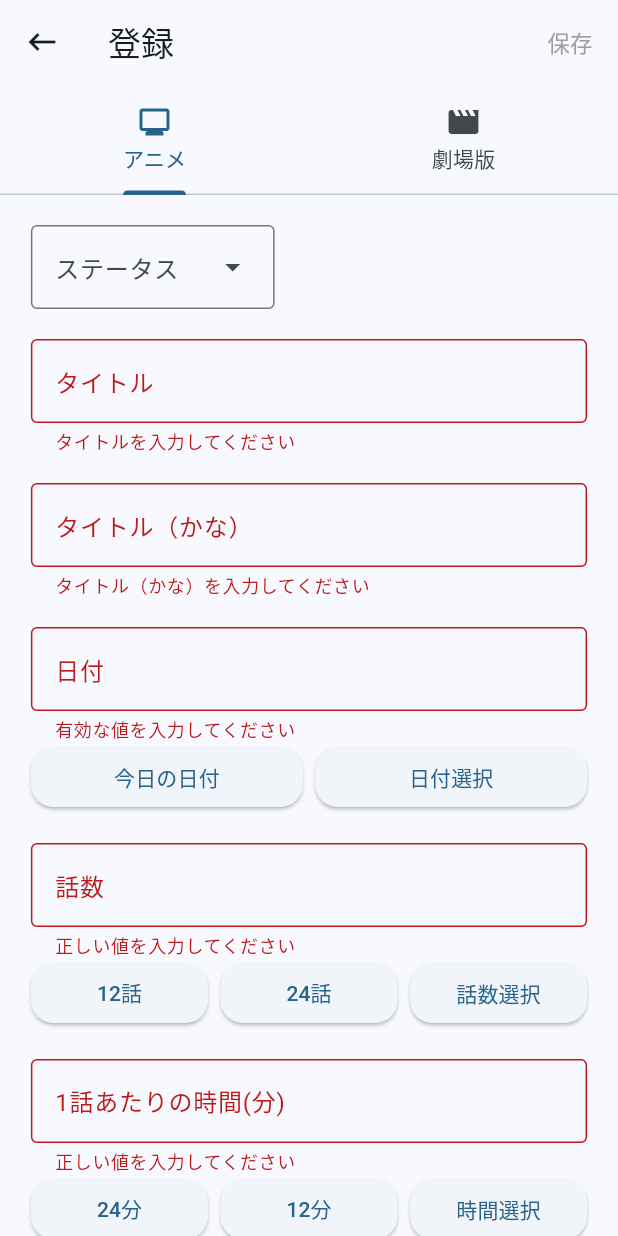
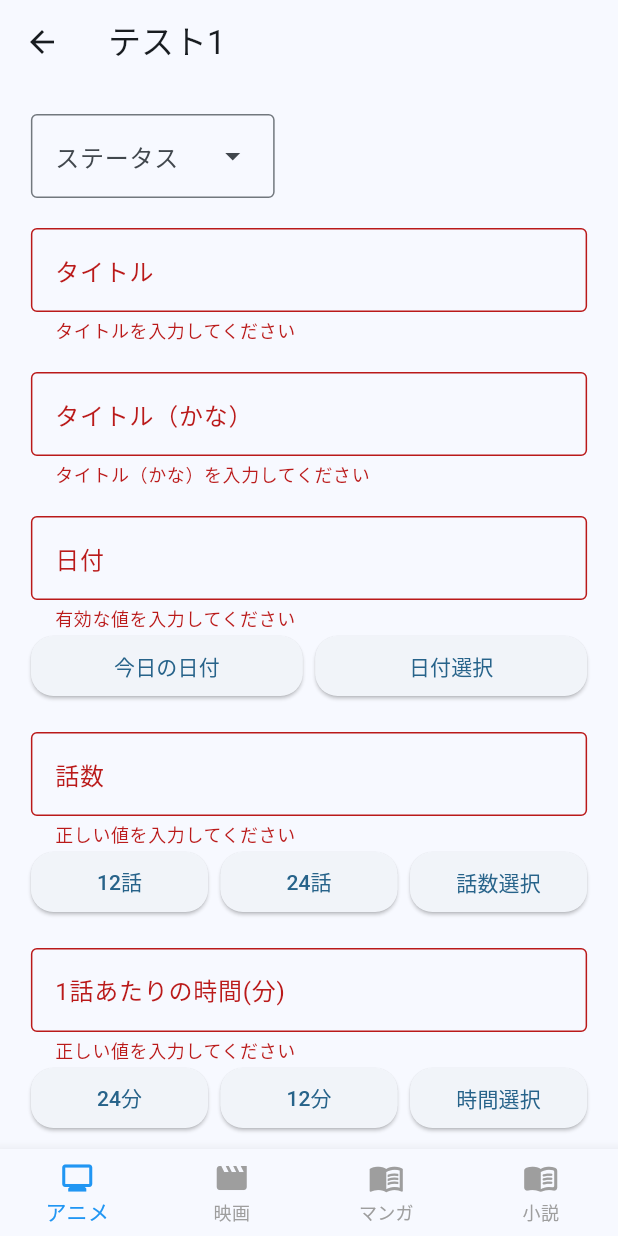
Before and after one commit to 2930taiga/anime_manager, a Flutter app: the screen it shows after launch, after a tap on the "add" icon, on a phone screen of 412 x 824 dp. Run offline on Flutter 3.47's test engine with Material 3 defaults, Android fonts, the phone set to English and light mode, and no system bars; our stand-ins replace flutter_riverpod, isar; accounts and stored records are empty; generated files the repository leaves out were written again.

Commit message:
登録ページからさらにナビゲーションを分岐させた． アニメ，映画，漫画，小説に関して登録できるようにした．

```diff
--- a/lib/pages/main_navigation_pages/registar.dart
+++ /dev/null
@@ -1,290 +0,0 @@
-import 'package:anime_administration/providers/anime_input_provider.dart';
-import 'package:flutter/material.dart';
-
-//データベースに関するものをインポート
-import 'package:flutter_riverpod/flutter_riverpod.dart';
-
-//登録ページ用のパーツを格納したコード
-import 'package:anime_administration/parts/registar_parts.dart';
-
-class RegistarPage extends StatelessWidget {
-
-  const RegistarPage({super.key});
-
-  @override
-  Widget build(BuildContext context) {
-    return DefaultTabController( //地上波か映画を選択できるタブを作成
-      length: 2, //2タブ
-      child: Scaffold(
-        appBar: AppBar(
-          title: const Text("登録"),
-          leading: IconButton(
-            onPressed: (){
-
-            },
-            icon: Icon(Icons.keyboard_backspace)
-            ),
-            actions: [ //保存ボタンを右上に置いてもいいかなって思った
-              TextButton(
-                onPressed: (){
-
-                }, //一旦は戻るだけ
-                child: Text(
-                  "保存",
-                  style: TextStyle(
-                    color: Colors.grey,
-                    fontSize: 15
-                  ),
-                )
-              )
-            ],
-        ),
-        body: Column(
-          children: [
-            TabBar(
-              tabs: [
-                Tab(icon: Icon(Icons.monitor),text: "アニメ",),
-                Tab(icon: Icon(Icons.movie),text: "劇場版",)
-              ],
-            ),
-
-            Expanded(
-              child: TabBarView(
-                children:[
-                  TVRegistar(),
-                  MovieRegistar()
-                ]
-              ),
-            ),
-          ],
-        ),
-      )
-    );
-  }
-}
-
-class TVRegistar extends ConsumerWidget{
-  const TVRegistar({super.key});
-
-  @override
-  Widget build(BuildContext content, WidgetRef ref){
-    //providerのインスタンスを作成
-    final animeInput = ref.watch(animeInputProvider);
-    final animeCorrectInput = ref.watch(animeCorrectInputProvider);
-
-    return Scaffold(
-      body: SingleChildScrollView(
-        child: Align(
-          alignment: Alignment.topCenter,
-          child: Column(
-            children: [
-              const SizedBox(height: 20,),//-----------------------------------------------------
-
-              //ステータス
-              StatusDropDownMenu(),
-
-              const SizedBox(height: 20,),//-----------------------------------------------------
-
-              //タイトル
-              InputFieldTitle(),
-
-              const SizedBox(height: 20,),//-----------------------------------------------------
-
-              //タイトルかな
-              InputFieldTitleKana(),
-
-              const SizedBox(height: 20,),//-----------------------------------------------------
-
-              //日付
-              InputFieldDate(),
-
-              const SizedBox(height: 20,),//-----------------------------------------------------
-
-              //話数
-              InputFieldEpNum(),
-
-              const SizedBox(height: 20,),//-----------------------------------------------------
-
-              //時間
-              InputFieldEpTime(),
-
-              const SizedBox(height: 20,),//-----------------------------------------------------
-
-              //評価
-              EvaluationIcons(),
-
-              const SizedBox(height: 20,),//-----------------------------------------------------
-
-              //メモ
-              InputFieldMemo(),
-
-              TextButton(
-                onPressed: (){print(animeInput.epTime);},
-                child: Text("テスト用")
-              ),
-              TextButton(
-                onPressed: (){print(animeCorrectInput.date);},
-                child: Text("テスト用1")
-              ),
-            ],
-          ),
-        ),
-      ),
-    );
-  }
-}
-
-
-// class TVRegistar extends ConsumerStatefulWidget {
-//   const TVRegistar({super.key});
-
-//   @override
-//   ConsumerState<TVRegistar> createState() => _TVRegistarState();
-// }
-
-// class _TVRegistarState extends ConsumerState<TVRegistar> {
-
-//   final TextEditingController _titleController = TextEditingController(); //タイトル
-//   final TextEditingController _titleKanaController = TextEditingController(); //タイトル（かな）の入力を取得するコントローラを登録
-//   final TextEditingController _dateController = TextEditingController(); //日付を自動で入力するコントローラーを登録
-//   final TextEditingController _epNumController = TextEditingController(); //話数を自動で入力するコントローラーを登録
-//   final TextEditingController _epTimeController = TextEditingController(); //分数を自動で入力するコントローラーを登録
-//   final TextEditingController _memoController = TextEditingController(); //メモの内容を取得するコントローラ
-
-//   //SnackBarで表示するテキストのインスタンスを登録しておく------------------------------------------------------------------------
-//   var SnackBar_Save = SnackBar(content: Text("保存しました"));
-
-//   //ジャンル選択で必要となる変数を宣言しておく------------------------------------------------------------------------------------
-//   // //ジャンルのデータを保持するリストを宣言
-//   List<Genre> _genres=[];
-//   // //選択されているジャンルのidを保持しておく変数を宣言
-//   Set<int> selected_genre_id={};
-
-//   //データベース
-//   late final Isar isar;
-
-//   //ウィジェット立ち上げ時にデータベースからジャンルのデータを読み取る関数を宣言
-//   Future<void> load_db() async {
-//     isar=ref.read(isarProvider);
-//     //データベースからデータを取り出す
-//     final genres = await isar.genres.where().findAll();
-//     setState(() {
-//       _genres=genres;
-//     });
-//   }
-
-//   @override
-//   void initState(){
-//     super.initState(); //おまじない
-//     //データベース関連の処理の関数を実行
-//     load_db();
-//   }
-
-//   @override //メモリ開放処理
-//   void dispose(){
-//     _titleController.dispose();
-//     _titleKanaController.dispose();
-//     _dateController.dispose();
-//     _epTimeController.dispose();
-//     _epNumController.dispose();
-//     _memoController.dispose();
-//     super.dispose(); //おまじない
-//   }
-
-//   //----------------------------------------------------ここから登録のメイン画面
-//   @override
-//   Widget build(BuildContext context) {
-//     return Scaffold(
-//       body: SingleChildScrollView( // キーボード対策にこれを入れておくと安心
-//         child: Align(
-//           alignment: Alignment.topCenter,
-//           child: Column(
-//             children: [
-//               const SizedBox(height: 20),
-
-//               //ステータス管理のドロップダウンメニュー
-//               StatusDropDownMenu(),
-
-//               const SizedBox(height: 20), //----------------------------------------
-
-//               //タイトル入力フォーム
-//               InputField(label: "タイトル", controller: _titleController),
-
-//               const SizedBox(height: 20), //----------------------------------------
-
-//               //タイトル（かな）入力フォーム
-//               InputField(label: "タイトル（かな）", controller: _titleKanaController),
-
-//               const SizedBox(height: 20), //----------------------------------------
-
-//               //日付入力フォーム
-//               InputField(label: "日付", controller: _dateController),
-//               //日付入力ボタン
-//               DateInputButtons(controller: _dateController),
-
-//               const SizedBox(height: 20), //----------------------------------------
-
-//               //ジャンル選択テキスト&ボタン
-//               SelectedGenreText(isar: isar, genres: _genres),
-
-//               const SizedBox(height: 20,), //----------------------------------------
-
-//               //話数入力欄
-//               InputField(label: "話数", controller: _epNumController),
-//               //話数入力ボタン
-//               EpNumInputButtons(controller: _epNumController),
-
-//               const SizedBox(height: 20,), //----------------------------------------
-
-//               //時間入力欄
-//               InputField(label: "1話あたりの時間", controller: _epTimeController),
-//               //時間入力ボタン
-//               EpTimeInputButtons(controller: _epTimeController),
-
-//               const SizedBox(height: 20), //----------------------------------------
-
-//               //評価ボタン
-//               EvaluationIcons(),
-
-//               const SizedBox(height: 20,), //----------------------------------------
-
-//               //メモ
-//               InputField(label: "メモ", controller: _memoController),
-
-//               const SizedBox(height: 20,), //----------------------------------------
-
-//               //テスト用ボタン
-//               TextButton(
-//                 onPressed: (){},
-//                 child: Text("テスト")
-//               )
-//             ],
-//           ),
-//         )
-//       ),
-//     );
-//   }
-// }
-
-class MovieRegistar extends StatelessWidget { //地上波登録用の画面
-
-  const MovieRegistar({super.key});
-
-  @override
-  Widget build(BuildContext context) {
-    return Scaffold(
-      body: Column(
-        children: [
-          Center(
-            child: ElevatedButton(
-              onPressed: (){
-              },
-              child: const Text("保存して閉じる"),
-            ),
-          ),
-          Text("映画登録")
-        ],
-      ),
-    );
-  }
-}
--- /dev/null
+++ b/lib/pages/main_navigation_pages/registar/anime_registar.dart
@@ -0,0 +1,86 @@
+import 'package:flutter/material.dart';
+
+import 'package:anime_administration/providers/anime_input_provider.dart';
+//データベースに関するものをインポート
+import 'package:flutter_riverpod/flutter_riverpod.dart';
+
+//登録ページ用のパーツを格納したコード
+import 'package:anime_administration/parts/registar_parts.dart';
+
+class AnimeRegistar extends ConsumerWidget{
+  const AnimeRegistar({super.key});
+
+  @override
+  Widget build(BuildContext content, WidgetRef ref){
+    //providerのインスタンスを作成
+    final animeInput = ref.watch(animeInputProvider);
+    final animeCorrectInput = ref.watch(animeCorrectInputProvider);
+
+    return Scaffold(
+      appBar: AppBar(
+        title: Text("テスト1"),
+        leading: IconButton(
+          onPressed: (){},
+          icon: Icon(Icons.arrow_back)
+        ),
+      ),
+      body: SingleChildScrollView(
+        child: Align(
+          alignment: Alignment.topCenter,
+          child: Column(
+            children: [
+              const SizedBox(height: 20,),//-----------------------------------------------------
+
+              //ステータス
+              StatusDropDownMenu(),
+
+              const SizedBox(height: 20,),//-----------------------------------------------------
+
+              //タイトル
+              InputFieldTitle(),
+
+              const SizedBox(height: 20,),//-----------------------------------------------------
+
+              //タイトルかな
+              InputFieldTitleKana(),
+
+              const SizedBox(height: 20,),//-----------------------------------------------------
+
+              //日付
+              InputFieldDate(),
+
+              const SizedBox(height: 20,),//-----------------------------------------------------
+
+              //話数
+              InputFieldEpNum(),
+
+              const SizedBox(height: 20,),//-----------------------------------------------------
+
+              //時間
+              InputFieldEpTime(),
+
+              const SizedBox(height: 20,),//-----------------------------------------------------
+
+              //評価
+              EvaluationIcons(),
+
+              const SizedBox(height: 20,),//-----------------------------------------------------
+
+              //メモ
+              InputFieldMemo(),
+
+              TextButton(
+                onPressed: (){print(animeInput.epTime);},
+                child: Text("テスト用")
+              ),
+              TextButton(
+                onPressed: (){print(animeCorrectInput.date);},
+                child: Text("テスト用1")
+              ),
+            ],
+          ),
+        ),
+      ),
+    );
+  }
+}
--- /dev/null
+++ b/lib/pages/main_navigation_pages/registar_navigation.dart
@@ -0,0 +1,62 @@
+import 'package:flutter/material.dart';
+
+//アニメ登録ページ
+import 'package:anime_administration/pages/main_navigation_pages/registar/anime_registar.dart';
+//映画登録ページ
+import 'package:anime_administration/pages/main_navigation_pages/registar/manga_registar.dart';
+//漫画登録ページ
+import 'package:anime_administration/pages/main_navigation_pages/registar/movie_registar.dart';
+//小説登録ページ
+import 'package:anime_administration/pages/main_navigation_pages/registar/novel_registar.dart';
+
+class RegistarNavigation extends StatefulWidget {
+  const RegistarNavigation({super.key});
+
+  @override
+  State<RegistarNavigation> createState() => _RegistarNavigationState();
+}
+
+class _RegistarNavigationState extends State<RegistarNavigation> {
+  //ページ番号
+  int pageNum=0;
+  //念のためはじめはページのリストを空にしておき，後からページを追加する
+  late List<Widget> registarNavigationPageList=[];
+  //ページを追加する
+  @override
+  void initState(){
+    super.initState();
+    registarNavigationPageList=[
+      AnimeRegistar(),
+      MovieRegistar(),
+      MangaRegistar(),
+      NovelRegistar(),
+    ];
+  }
+
+  @override
+  Widget build(BuildContext context) {
+    return Scaffold(
+      body: registarNavigationPageList[pageNum],
+      bottomNavigationBar: BottomNavigationBar(
+        currentIndex: pageNum,
+        items: const [
+          BottomNavigationBarItem(icon: Icon(Icons.monitor),label: "アニメ"),
+          BottomNavigationBarItem(icon: Icon(Icons.movie),label: "映画"),
+          BottomNavigationBarItem(icon: Icon(Icons.menu_book),label: "マンガ"),
+          BottomNavigationBarItem(icon: Icon(Icons.menu_book_rounded),label: "小説"),
+        ],
+        onTap: (index){
+          setState(() {
+            pageNum=index;
+          });
+        },
+        //選ばれているものは青色に
+        selectedItemColor: Colors.blue,
+        unselectedItemColor: Colors.grey,
+
+        //選ばれていないもののラベルも表示する
+        type: BottomNavigationBarType.fixed,
+      ),
+    );
+  }
+}
--- a/lib/pages/main_navigation_pages/view.dart
+++ b/lib/pages/main_navigation_pages/view.dart
@@ -1,7 +1,7 @@
 import 'package:flutter/material.dart';
 
 //登録ページ
-import 'registar.dart';
+import 'registar_navigation.dart';
 
 //一覧ページ
 class ViewPage extends StatefulWidget {
@@ -17,7 +17,7 @@ class _ViewPageState extends State<ViewPage>{
   void goToRegistarPage(){
     Navigator.of(context).push(
       MaterialPageRoute(
-        builder: (context)=> RegistarPage(),
+        builder: (context)=> RegistarNavigation(),
         fullscreenDialog: true
       )
     );
```
Also changed, not shown: lib/pages/main_navigation_pages/registar/manga_registar.dart (added, +17 -0 lines), lib/pages/main_navigation_pages/registar/movie_registar.dart (added, +17 -0 lines), lib/pages/main_navigation_pages/registar/novel_registar.dart (added, +17 -0 lines).
